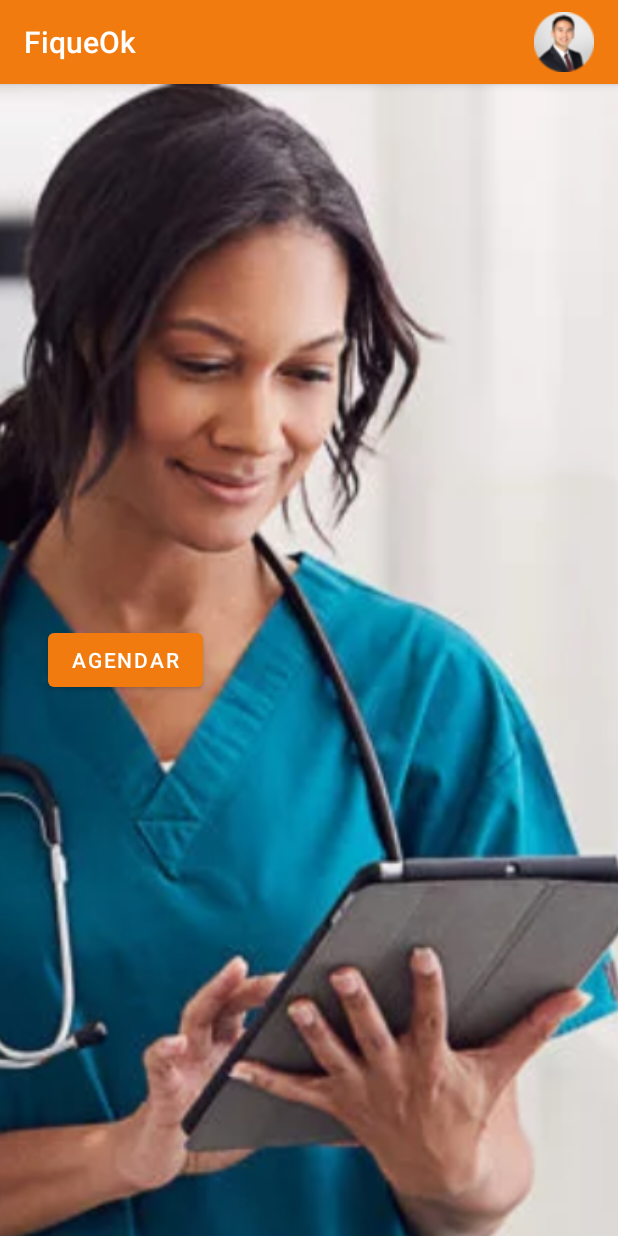
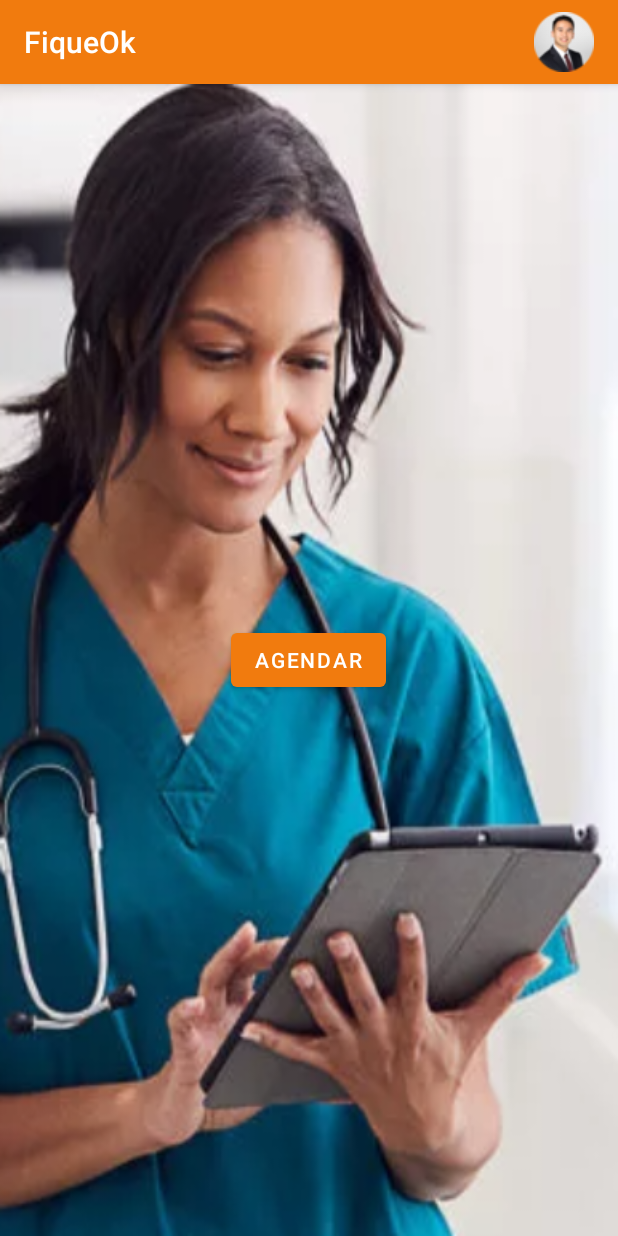
Before and after one commit to Daniel-Lourenco/fiqueok, an Android app: the screen it shows after launch (MainActivity), on a phone screen of 412 x 824 dp. Run offline under Robolectric (Android 15) with nearby library versions, the phone set to English and light mode, and no system bars; our stand-ins replace Room's generated code, navigation-ui.

Commit message:
Alterações no Design da página inicial

```diff
--- a/app/src/main/res/layout/agendamento_list_fragment.xml
+++ b/app/src/main/res/layout/agendamento_list_fragment.xml
@@ -4,33 +4,31 @@
     xmlns:tools="http://schemas.android.com/tools"
     android:layout_width="match_parent"
     android:layout_height="match_parent"
+    android:background="@drawable/moca"
     tools:context=".ui.agendamentolist.AgendamentoListFragment">
 
 
-    <ImageView
-        android:layout_width="match_parent"
-        android:layout_height="800dp"
-        android:scaleType="centerCrop"
-        android:src="@drawable/moca"/>
+
 
     <LinearLayout
-        android:layout_width="421dp"
+        android:layout_width="match_parent"
         android:layout_height="408dp"
         android:layout_gravity="bottom"
-        android:orientation="vertical"
-        android:paddingLeft="16dp"
-        android:paddingRight="16dp">
+        android:orientation="vertical">
 
         <Button
             android:id="@+id/button_agendar"
             android:layout_width="wrap_content"
             android:layout_height="wrap_content"
             android:layout_marginStart="16dp"
-            android:text="@string/agendar" />
+            android:layout_marginEnd="16dp"
+            android:layout_gravity="center_horizontal"
+            android:text="@string/agendar"/>
 
         <ScrollView
             android:layout_width="match_parent"
-            android:layout_height="wrap_content">
+            android:layout_height="wrap_content"
+            >
 
             <androidx.recyclerview.widget.RecyclerView
                 android:id="@+id/recycler_agendamentos"
```
